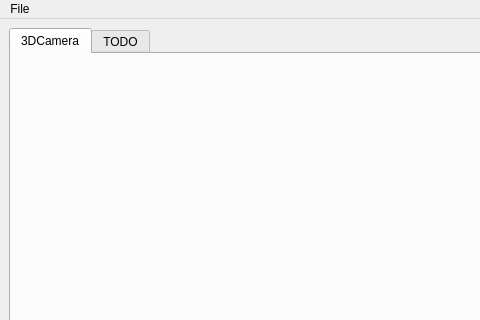
Above: src/mainwindow.ui from luqijun/qt_vscode before the change; both pictures show x 0 to 480 and y 0 to 320 of the 878 by 650 pixel window. Below: the same form after it.
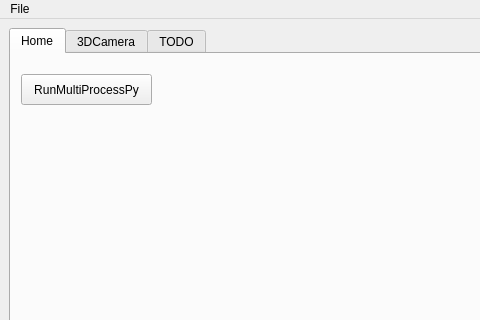
That is the form after the change.

```diff
--- a/src/mainwindow.ui
+++ b/src/mainwindow.ui
@@ -20,6 +20,24 @@
       <property name="currentIndex">
        <number>0</number>
       </property>
+      <widget class="QWidget" name="tabHome">
+       <attribute name="title">
+        <string>Home</string>
+       </attribute>
+       <widget class="QPushButton" name="pushButton">
+        <property name="geometry">
+         <rect>
+          <x>10</x>
+          <y>20</y>
+          <width>131</width>
+          <height>31</height>
+         </rect>
+        </property>
+        <property name="text">
+         <string>RunMultiProcessPy</string>
+        </property>
+       </widget>
+      </widget>
       <widget class="QWidget" name="tab3DCamera">
        <attribute name="title">
         <string>3DCamera</string>
```
Left out of the diff: 2 changed lines with no effect on the pictures.
